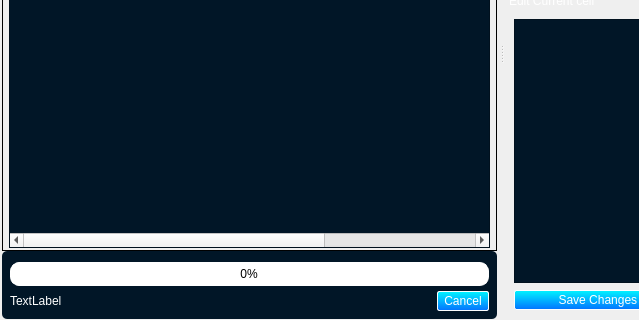
First picture: the form in Uis/WordManagerUi.ui, repository nabil-bot/kontho-2023, before the edit; both pictures show x 0 to 639 and y 233 to 553 of the 904 by 553 pixel window.
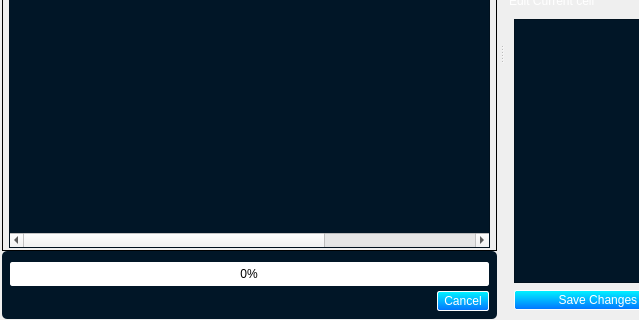
Second picture: the form after the edit. Icons and pictures are not drawn.

```diff
--- a/Uis/WordManagerUi.ui
+++ b/Uis/WordManagerUi.ui
@@ -403,7 +403,7 @@
           <string notr="true">color: rgb(255, 255, 255);</string>
          </property>
          <property name="text">
-          <string>TextLabel</string>
+          <string/>
          </property>
         </widget>
        </item>
@@ -412,7 +412,7 @@
          <property name="styleSheet">
           <string notr="true">QProgressBar{
 	border:1px solid white;
-	border-radius: 9px;
+	border-radius: 2px;
 	color: Black;
 }
 QProgressBar::chunk {
```
Left out of the diff: 7 changed lines with no effect on the pictures.
